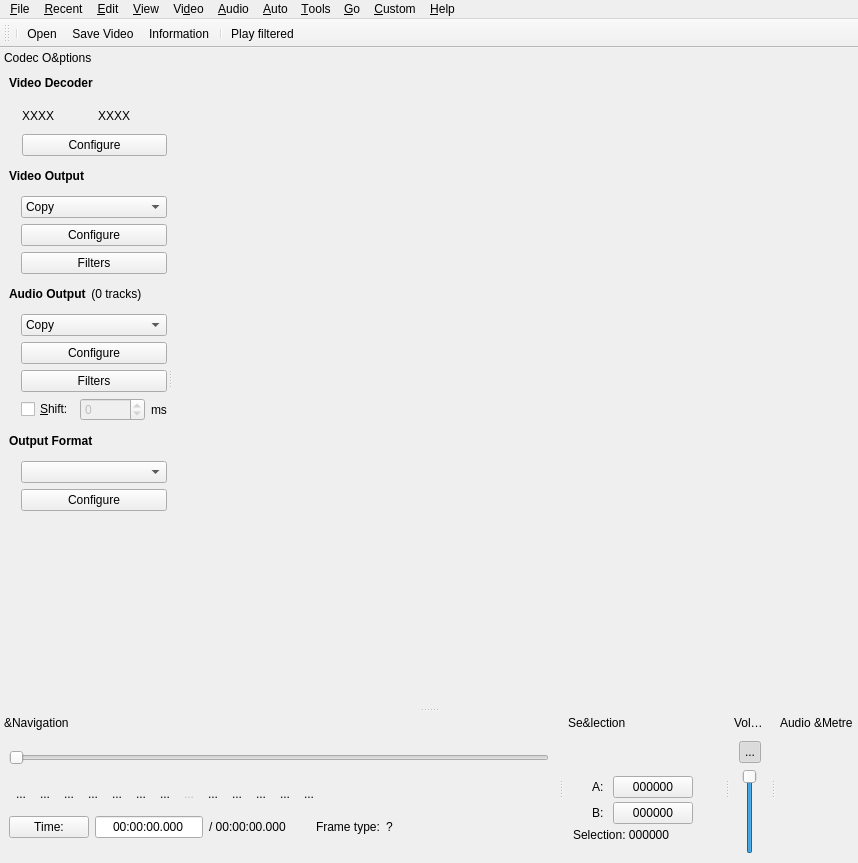
The window that avidemux/qt4/ADM_userInterfaces/ADM_gui/gui2.ui (mean00/avidemux2) describes before a commit, drawn with Qt 5.
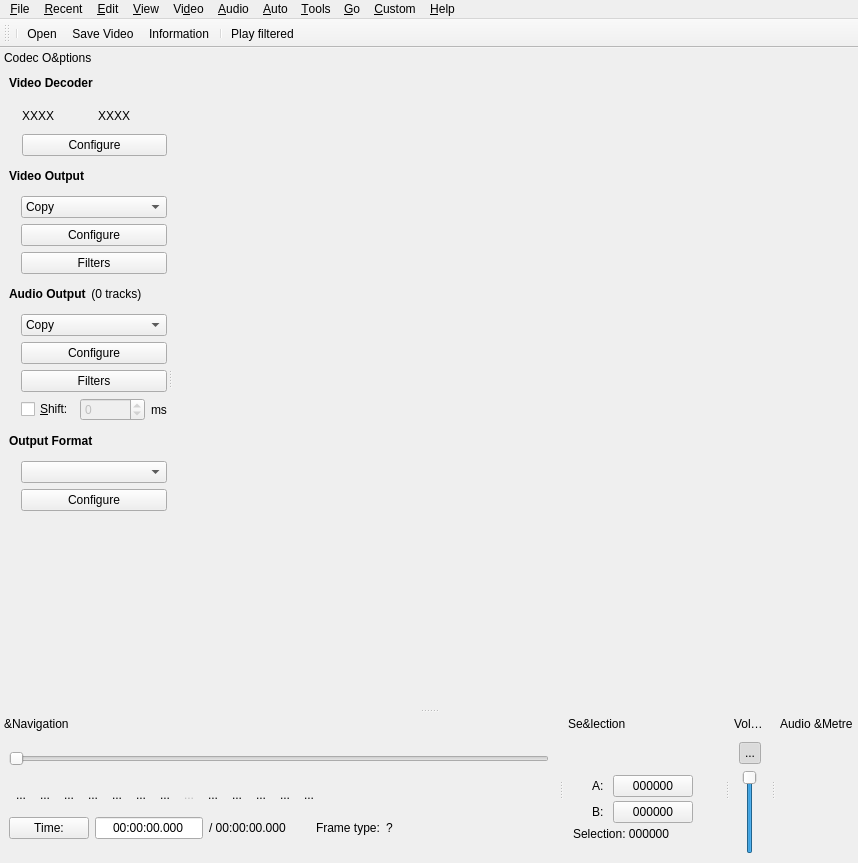
The same window after the commit. Icons and pictures are not drawn. Custom widgets are drawn as their Qt base class.

Commit message: [Qt/gui] Accomodate larger VU meter, reduce the minimum height of the selection widget to allow a smaller bottom dock widget area

Patch:
```diff
--- a/avidemux/qt4/ADM_userInterfaces/ADM_gui/gui2.ui
+++ b/avidemux/qt4/ADM_userInterfaces/ADM_gui/gui2.ui
@@ -1417,7 +1417,7 @@
    <property name="minimumSize">
     <size>
      <width>160</width>
-     <height>150</height>
+     <height>120</height>
     </size>
    </property>
    <property name="features">
@@ -1678,7 +1678,7 @@
        <property name="minimumSize">
         <size>
          <width>64</width>
-         <height>64</height>
+         <height>88</height>
         </size>
        </property>
       </widget>
```
